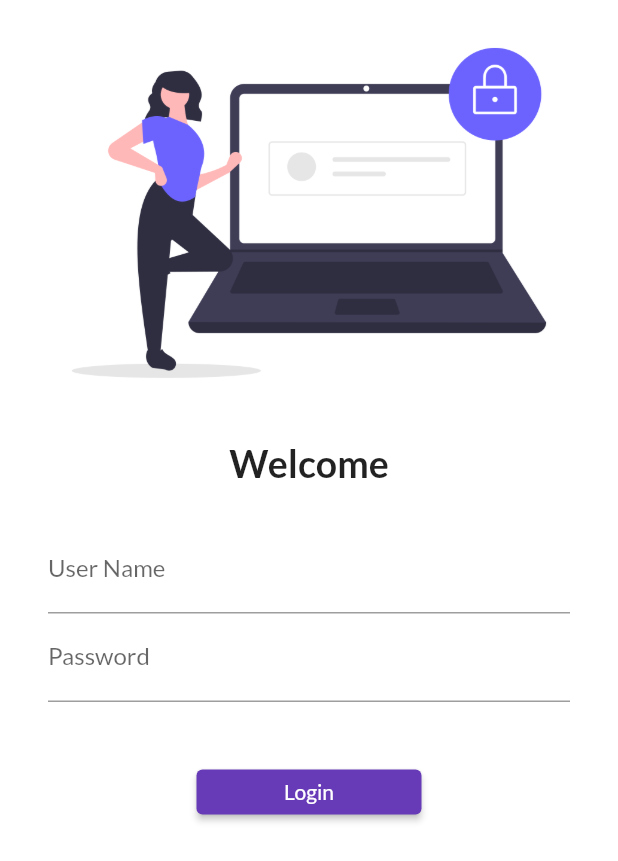
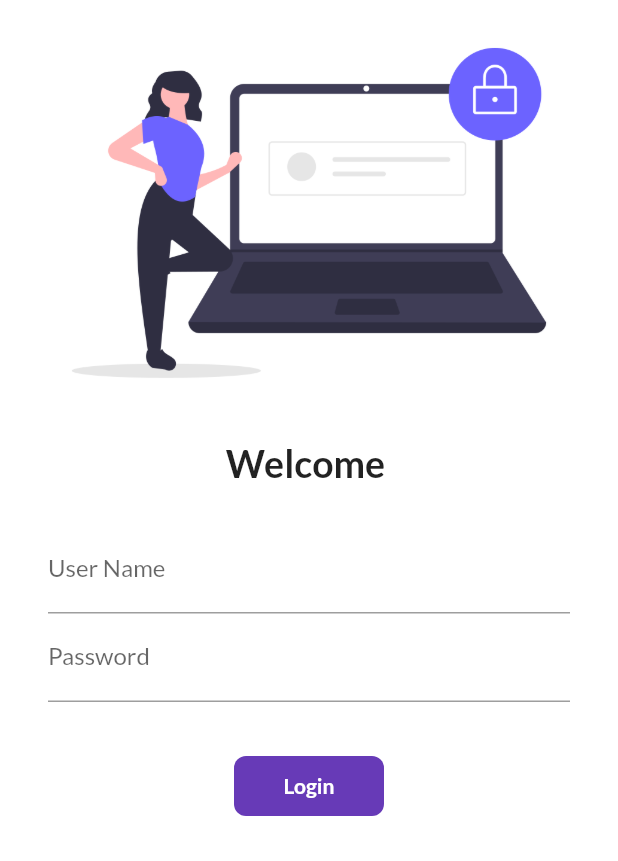
Before and after one commit to seen2/first_flutter, a Flutter app: the screen it shows after launch, on a phone screen of 412 x 824 dp. Shown: the top 861 px of the screen. Run offline on Flutter 3.47's test engine with Material 2 defaults, Android fonts, the phone set to English and light mode, and no system bars; our stand-ins replace google_fonts.

Commit message:
Day-6 Animations User defined components completed

```diff
--- a/lib/screens/LoginScreen.dart
+++ b/lib/screens/LoginScreen.dart
@@ -2,8 +2,16 @@ import 'package:flutter/material.dart';
 
 import 'package:hello_world/utils/myRoutes.dart';
 
-class LoginScreen extends StatelessWidget {
+class LoginScreen extends StatefulWidget {
   const LoginScreen({Key? key}) : super(key: key);
+
+  @override
+  _LoginScreenState createState() => _LoginScreenState();
+}
+
+class _LoginScreenState extends State<LoginScreen> {
+  String? name;
+  bool buttonPress = false;
 
   @override
   Widget build(BuildContext context) {
@@ -18,7 +26,7 @@ class LoginScreen extends StatelessWidget {
             SizedBox(
               height: 10,
             ),
-            Text("Welcome",
+            Text("Welcome " + (name != null ? name.toString() : ""),
                 style: TextStyle(fontWeight: FontWeight.bold, fontSize: 25)),
             SizedBox(
               height: 10,
@@ -30,6 +38,12 @@ class LoginScreen extends StatelessWidget {
                   TextFormField(
                     decoration: InputDecoration(
                         hintText: "Enter User Name", labelText: "User Name"),
+                    onChanged: (value) {
+                      name = value.length > 0
+                          ? '${value[0]}'.toUpperCase() + value.substring(1)
+                          : '';
+                      setState(() {});
+                    },
                   ),
                   TextFormField(
                     obscureText: true,
@@ -42,12 +56,41 @@ class LoginScreen extends StatelessWidget {
             SizedBox(
               height: 20,
             ),
-            ElevatedButton(
-              onPressed: () =>
-                  {Navigator.pushNamed(context, MyRoutes.homeRoute)},
-              child: Text("Login"),
-              style: TextButton.styleFrom(minimumSize: Size(150, 30)),
+
+            InkWell(
+              onTap: () async {
+                setState(() {
+                  buttonPress = !buttonPress;
+                });
+                await Future.delayed(Duration(seconds: 1));
+                Navigator.pushNamed(context, MyRoutes.homeRoute);
+              },
+              child: AnimatedContainer(
+                duration: Duration(milliseconds: 300),
+                height: 40,
+                width: buttonPress ? 150 : 100,
+                alignment: Alignment.center,
+                child: buttonPress
+                    ? Icon(
+                        Icons.done,
+                        color: Colors.white,
+                      )
+                    : Text(
+                        "Login",
+                        style: TextStyle(
+                            color: Colors.white, fontWeight: FontWeight.bold),
+                      ),
+                decoration: BoxDecoration(
+                    color: Colors.deepPurple,
+                    borderRadius: BorderRadius.circular(8)),
+              ),
             ),
+            // ElevatedButton(
+            //   onPressed: () =>
+            //       {Navigator.pushNamed(context, MyRoutes.homeRoute)},
+            //   child: Text("Login"),
+            //   style: TextButton.styleFrom(minimumSize: Size(150, 30)),
+            // ),
             SizedBox(
               height: 10,
             ),
```
